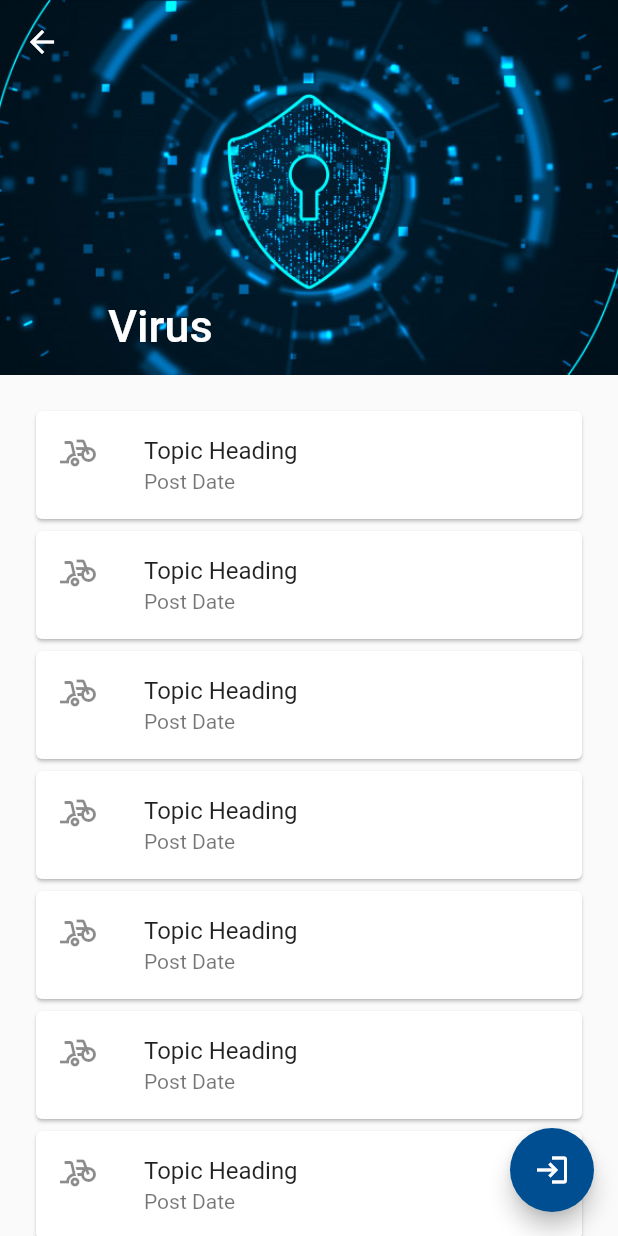
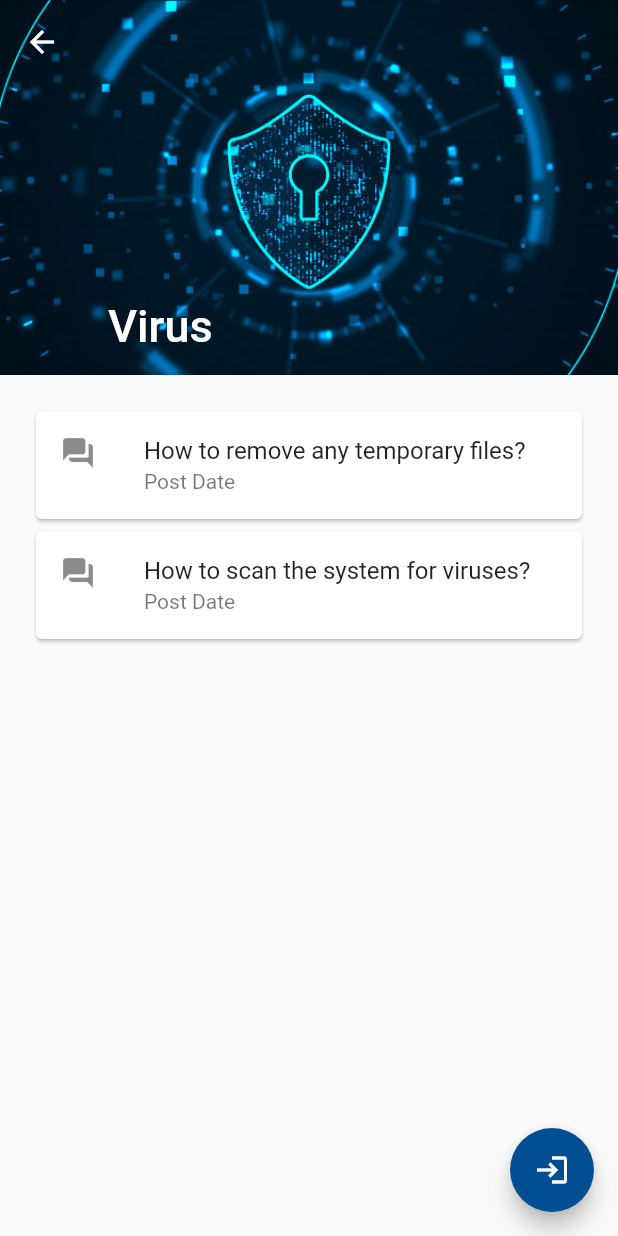
Before and after one commit to bb-grey/it_desk, a Flutter app: the MainCategoryScreen screen opened by its route, after a tap on "Virus", on a phone screen of 412 x 824 dp. Run offline on Flutter 3.47's test engine with Material 2 defaults, Android fonts, the phone set to English and light mode, and no system bars; our stand-ins replace font_awesome_flutter, preload_page_view; missing offline and left inert: syncfusion_flutter_pdfviewer.

```diff
--- a/lib/models/category.dart
+++ b/lib/models/category.dart
@@ -2,9 +2,15 @@ class Category {
   final String imageAddress;
   final String name;
   final String catImage;
+  final String categoryTag;
   int totalPosts;
 
-  Category({this.imageAddress, this.name, this.totalPosts, this.catImage});
+  Category(
+      {this.imageAddress,
+      this.name,
+      this.totalPosts,
+      this.catImage,
+      this.categoryTag});
 
   static List<Category> categories = <Category>[
     Category(
@@ -12,30 +18,35 @@ class Category {
       name: "Database",
       catImage: "assets/images/category/database.png",
       totalPosts: 40,
+      categoryTag: 'database',
     ),
     Category(
       imageAddress: "assets/images/home/os.png",
       name: "Operating Systems",
       catImage: "assets/images/category/os.jpg",
       totalPosts: 40,
+      categoryTag: 'os',
     ),
     Category(
       imageAddress: "assets/images/home/networking.png",
       name: "Networking",
       catImage: "assets/images/category/networking.jpg",
       totalPosts: 40,
+      categoryTag: 'networking',
     ),
     Category(
       imageAddress: "assets/images/home/software.png",
       name: "Softwares",
       catImage: "assets/images/category/software.jpg",
       totalPosts: 3,
+      categoryTag: 'software',
     ),
     Category(
       imageAddress: "assets/images/home/virus2.png",
       name: "Virus",
       catImage: "assets/images/category/virus.jpg",
       totalPosts: 3,
+      categoryTag: 'virus',
     ),
   ];
 }
--- /dev/null
+++ b/lib/models/topic.dart
@@ -0,0 +1,52 @@
+class Topic {
+  final String title;
+  final String category;
+  final String assetPath;
+
+  Topic({this.title, this.category, this.assetPath});
+
+  static List<Topic> getTopics() {
+    return <Topic>[
+      Topic(
+          title: 'How to install SQL server on MAC?',
+          category: 'database',
+          assetPath:
+              'assets/topics/database/How_to_install_SQL_Server_on_a_Mac.pdf'),
+      Topic(
+          title: 'How to install SQL server?',
+          category: 'database',
+          assetPath: 'assets/topics/database/How_to_Install_SQL_Server.pdf'),
+      Topic(
+          title: 'How to create a VPN server on a MAC?',
+          category: 'networking',
+          assetPath:
+              'assets/topics/networking/Creating_a_VPN_Server_on_a_Mac.pdf'),
+      Topic(
+          title: 'How to create a VPN server on Windows 10?',
+          category: 'networking',
+          assetPath:
+              'assets/topics/networking/Creating_a_VPN_Server_on_Windows_10.pdf'),
+      Topic(
+          title: 'How to install windows?',
+          category: 'os',
+          assetPath: 'assets/topics/os/How_to_install_window.pdf'),
+      Topic(
+          title: 'How to boot windows?',
+          category: 'os',
+          assetPath: 'assets/topics/os/How_to_boot_window.pdf'),
+      Topic(
+          title: 'Hot to create an account on GitHub?',
+          category: 'software',
+          assetPath:
+              'assets/topics/software/How_to_Create_an_Account_on_GitHub.pdf'),
+      Topic(
+          title: 'How to remove any temporary files?',
+          category: 'virus',
+          assetPath: 'assets/topics/virus/Remove_any_temporary_files.pdf'),
+      Topic(
+          title: 'How to scan the system for viruses?',
+          category: 'virus',
+          assetPath: 'assets/topics/virus/Scan_the_system_for_viruses.pdf'),
+    ];
+  }
+}
--- a/lib/routes.dart
+++ b/lib/routes.dart
@@ -1,10 +1,12 @@
 import 'package:flutter/material.dart';
 import 'package:it_desk/screens/LoginScreen.dart';
 import 'package:it_desk/screens/main_category_screen.dart';
+import 'package:it_desk/screens/solution_screen.dart';
 import 'package:it_desk/screens/topics_list_screen.dart';
 
 final Map<String, WidgetBuilder> routes = {
   MainCategoryScreen.routeName: (context) => MainCategoryScreen(),
   TopicsListScreen.routeName: (context) => TopicsListScreen(),
   LoginScreen.routeName: (context) => LoginScreen(),
+  SolutionScreen.routeName: (context) => SolutionScreen(),
 };
--- /dev/null
+++ b/lib/screens/solution_screen.dart
@@ -0,0 +1,13 @@
+import 'package:flutter/material.dart';
+import 'package:syncfusion_flutter_pdfviewer/pdfviewer.dart';
+
+class SolutionScreen extends StatelessWidget {
+  static const String routeName = 'solution_screen';
+  @override
+  Widget build(BuildContext context) {
+    final String assetPath = ModalRoute.of(context).settings.arguments;
+    return Scaffold(
+      body: SfPdfViewer.asset(assetPath),
+    );
+  }
+}
--- a/lib/screens/topics_list_screen.dart
+++ b/lib/screens/topics_list_screen.dart
@@ -1,12 +1,17 @@
 import 'package:flutter/material.dart';
+import 'package:it_desk/models/Topic.dart';
 import 'package:it_desk/models/category.dart';
 import 'package:it_desk/screens/LoginScreen.dart';
+import 'package:it_desk/screens/solution_screen.dart';
 
 class TopicsListScreen extends StatelessWidget {
   static final String routeName = "topics_list_screen";
   @override
   Widget build(BuildContext context) {
     final Category category = ModalRoute.of(context).settings.arguments;
+    List<Topic> topics = Topic.getTopics()
+        .where((element) => element.category == category.categoryTag)
+        .toList();
     return Scaffold(
       body: CustomScrollView(
         slivers: [
@@ -29,23 +34,25 @@ class TopicsListScreen extends StatelessWidget {
             ),
           ),
           SliverList(
-            delegate: SliverChildBuilderDelegate(
-              (context, index) {
-                return Container(
-                  margin: index == 0 ? EdgeInsets.only(top: 20.0) : null,
-                  padding: EdgeInsets.symmetric(horizontal: 20.0),
+            delegate: SliverChildBuilderDelegate((context, index) {
+              return Container(
+                margin: index == 0 ? EdgeInsets.only(top: 20.0) : null,
+                padding: EdgeInsets.symmetric(horizontal: 20.0),
+                child: GestureDetector(
+                  onTap: () => Navigator.pushNamed(
+                      context, SolutionScreen.routeName,
+                      arguments: topics[index].assetPath),
                   child: Card(
                     child: ListTile(
-                      leading: Icon(Icons.bike_scooter),
-                      title: Text("Topic Heading"),
+                      leading: Icon(Icons.question_answer_rounded),
+                      title: Text(topics[index].title),
                       subtitle: Text("Post Date"),
                     ),
                   ),
-                );
-              },
-              childCount: 10,
-            ),
-          )
+                ),
+              );
+            }, childCount: topics.length),
+          ),
         ],
       ),
       floatingActionButton: FloatingActionButton(
```
Also changed, not shown: pubspec.yaml (+7 -1 lines), pubspec.lock, 1 other file.
